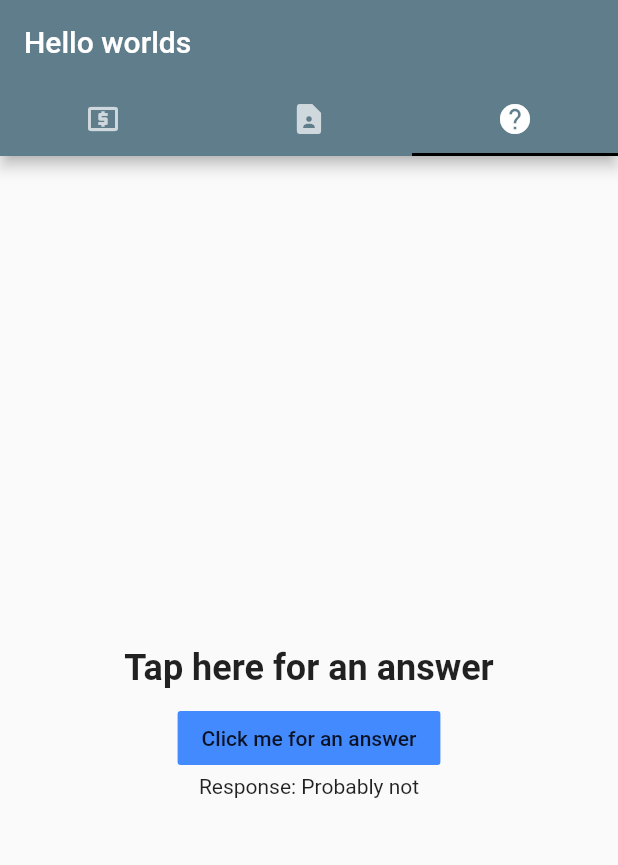
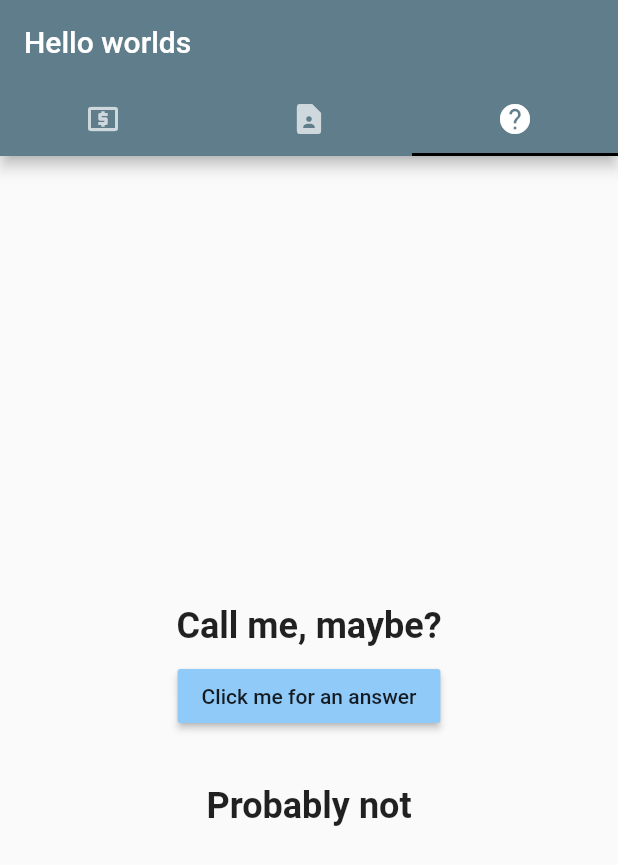
Before and after one commit to boykj/cs492-callMeMaybe, a Flutter app: the screen it shows after launch, tab 3 chosen, after a tap on "Click me for an answer", on a phone screen of 412 x 824 dp. Shown: the top 865 px of the screen. Run offline on Flutter 3.47's test engine with Material 2 defaults, Android fonts, the phone set to English and light mode, and no system bars; network calls fail.

Commit message:
main.dart: Small changes to format"

```diff
--- a/lib/main.dart
+++ b/lib/main.dart
@@ -147,19 +147,19 @@ class RandomResponseGenerator extends StatefulWidget {
 }
 
 class _RandomResponseState extends State<RandomResponseGenerator> {
+  String answerText = 'Hello there';
   final List randomWords = [
     'Definitely',
     'Possibly',
     'Perhaps',
     'Unlikely',
     'Probably not',
-    'Nah'
+    'Ehhh....'
   ];
-  String answerText = '';
 
-  void echoWords() {
+  void _echoWords() {
     setState(() {
-      var random = new Random();
+      var random = Random();
       answerText = (randomWords[random.nextInt(randomWords.length)]);
     });
   }
@@ -171,13 +171,13 @@ class _RandomResponseState extends State<RandomResponseGenerator> {
         child: Column(
             mainAxisAlignment: MainAxisAlignment.center,
             children: <Widget>[
-              Text('Tap here for an answer',
+              Text('Call me, maybe?',
                   style: Theme.of(context).textTheme.headline6),
-              FlatButton(
+              RaisedButton(
                   child: Text('Click me for an answer'),
-                  color: Colors.blueAccent,
-                  onPressed: () => {echoWords()}),
-              Text('Response: ' + '$answerText')
+                  color: Colors.blue[200],
+                  onPressed: () => {_echoWords()}),
+              Text('$answerText', style: Theme.of(context).textTheme.headline6)
             ]),
       ),
     );
```
